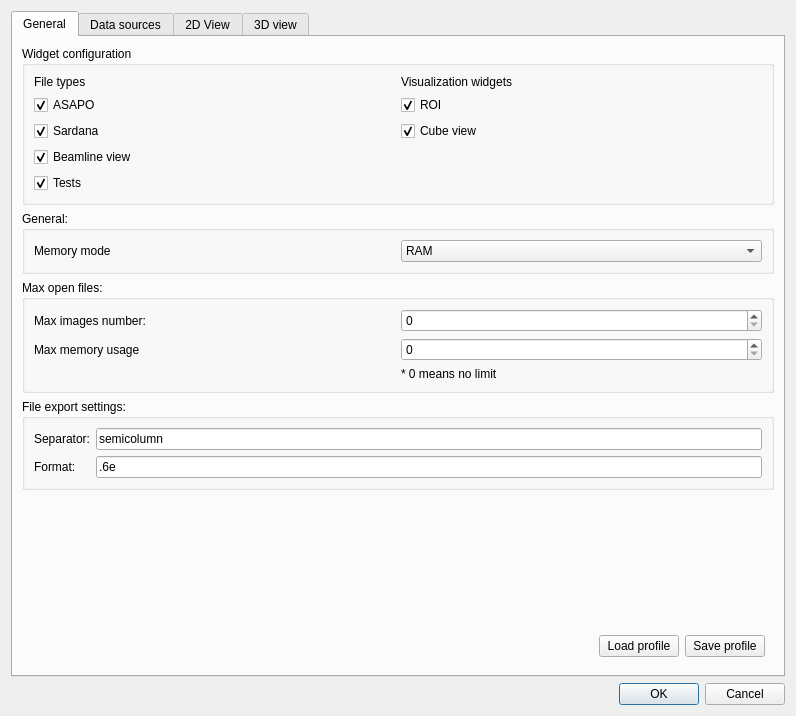
Qt form data_viewer/uis/settings.ui (yamedvedya/data_viewer) before a commit.
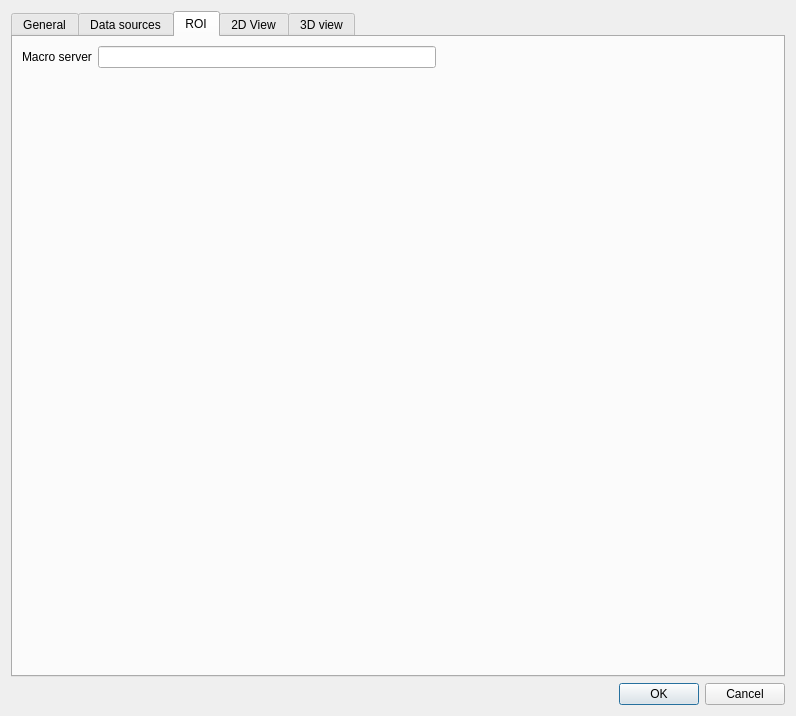
The same form after that commit. The open tabs and pages were chosen to show the change.

Commit message:
macro server settings
hist min size

Patch:
```diff
--- a/data_viewer/uis/settings.ui
+++ b/data_viewer/uis/settings.ui
@@ -292,6 +292,49 @@
        </item>
       </layout>
      </widget>
+     <widget class="QWidget" name="tab_2">
+      <attribute name="title">
+       <string>ROI</string>
+      </attribute>
+      <layout class="QGridLayout" name="gridLayout_2">
+       <item row="0" column="0">
+        <widget class="QLabel" name="label_5">
+         <property name="text">
+          <string>Macro server</string>
+         </property>
+        </widget>
+       </item>
+       <item row="1" column="1">
+        <spacer name="verticalSpacer_4">
+         <property name="orientation">
+          <enum>Qt::Vertical</enum>
+         </property>
+         <property name="sizeHint" stdset="0">
+          <size>
+           <width>20</width>
+           <height>40</height>
+          </size>
+         </property>
+        </spacer>
+       </item>
+       <item row="0" column="1">
+        <widget class="QLineEdit" name="le_macro_server"/>
+       </item>
+       <item row="0" column="2">
+        <spacer name="horizontalSpacer_3">
+         <property name="orientation">
+          <enum>Qt::Horizontal</enum>
+         </property>
+         <property name="sizeHint" stdset="0">
+          <size>
+           <width>40</width>
+           <height>20</height>
+          </size>
+         </property>
+        </spacer>
+       </item>
+      </layout>
+     </widget>
      <widget class="QWidget" name="tab_4">
       <attribute name="title">
        <string>2D View</string>
```
The commit also changes 4 other files.
